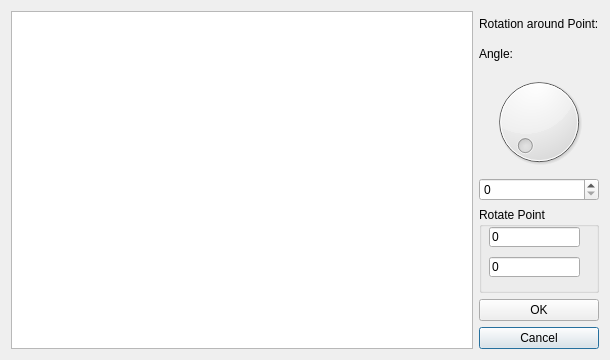
Before: the Qt Designer form rotate.ui in lukasz-madon/geomdef, drawn with Qt 5.
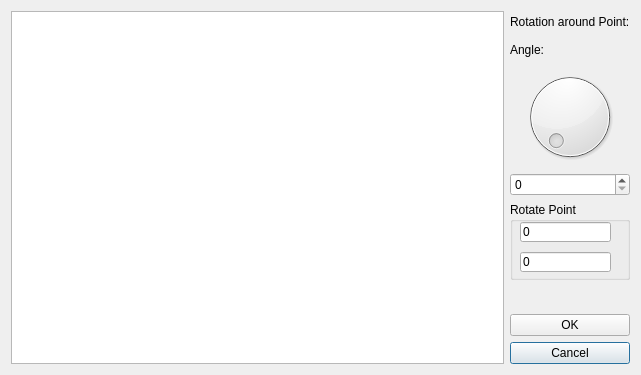
After: the same form once the commit is applied.

The edit to the form file:
```diff
--- a/rotate.ui
+++ b/rotate.ui
@@ -6,25 +6,37 @@
    <rect>
     <x>0</x>
     <y>0</y>
-    <width>610</width>
-    <height>360</height>
+    <width>641</width>
+    <height>375</height>
    </rect>
   </property>
+  <property name="minimumSize">
+   <size>
+    <width>641</width>
+    <height>375</height>
+   </size>
+  </property>
+  <property name="maximumSize">
+   <size>
+    <width>641</width>
+    <height>375</height>
+   </size>
+  </property>
   <property name="windowTitle">
    <string>Rotate</string>
   </property>
   <layout class="QGridLayout" name="gridLayout">
-   <item row="0" column="0" rowspan="9">
+   <item row="0" column="0" rowspan="10">
     <widget class="QGraphicsView" name="graphicsView"/>
    </item>
-   <item row="8" column="2">
+   <item row="9" column="2">
     <widget class="QPushButton" name="pushButton">
      <property name="text">
       <string>Cancel</string>
      </property>
     </widget>
    </item>
-   <item row="7" column="2">
+   <item row="8" column="2">
     <widget class="QPushButton" name="pushButton_2">
      <property name="text">
       <string>OK</string>
```
Left out of the diff: 20 changed lines with no effect on the pictures.
